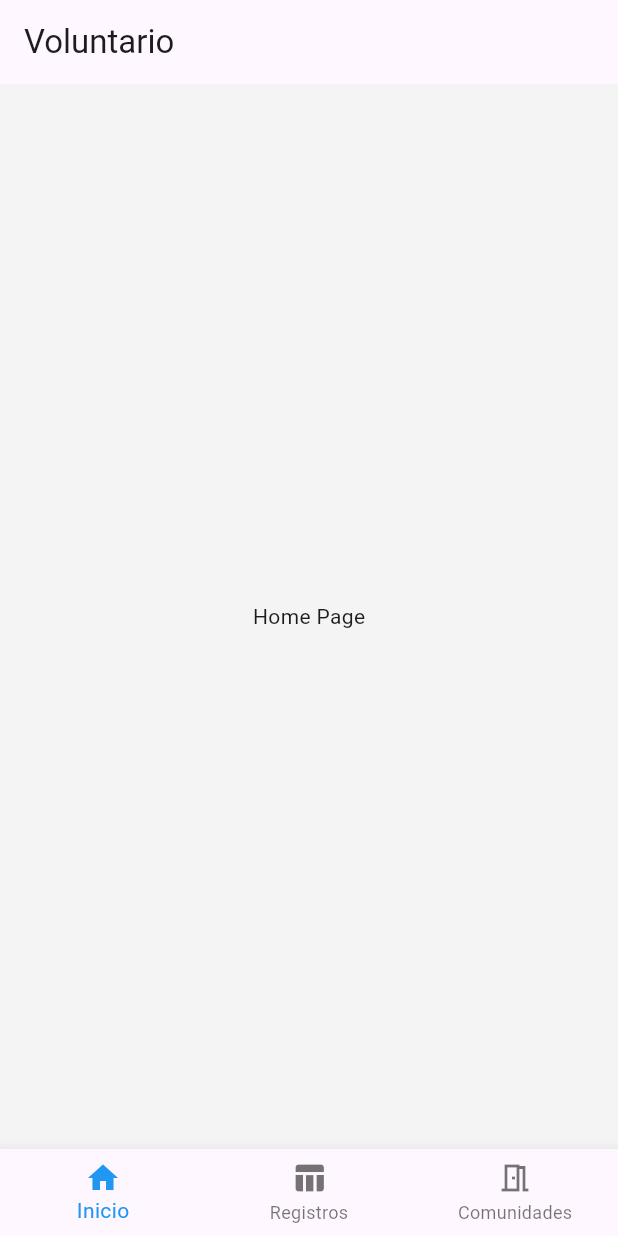
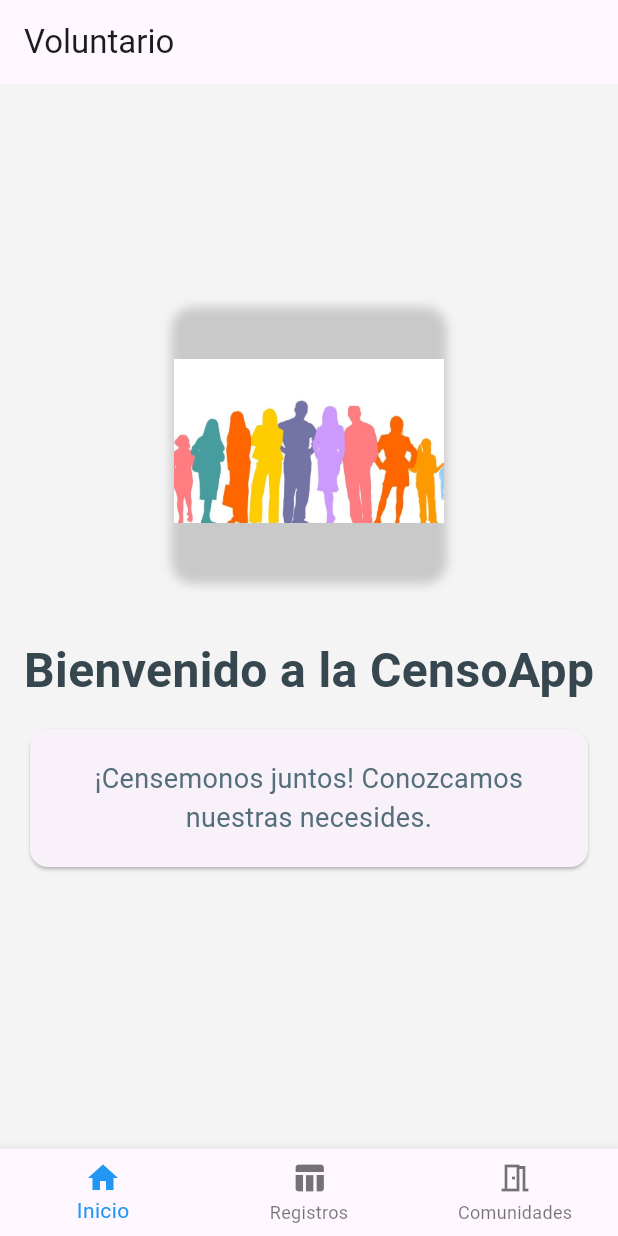
Before and after one commit to JuanFernandoMartinez/census-support-tool-app, a Flutter app: the screen it shows after launch, on a phone screen of 412 x 824 dp. Run offline on Flutter 3.47's test engine with Material 3 defaults, Android fonts, the phone set to English and light mode, and no system bars; our stand-ins replace flutter_bloc, flutter_datetime_picker_plus.

Commit message:
welcome screen styless

```diff
--- a/lib/src/screens/form_application/form_application.dart
+++ b/lib/src/screens/form_application/form_application.dart
@@ -50,7 +50,9 @@ class _FormAplicationState extends State<FormAplicationScreen> {
             backgroundColor: const Color(0xFF4FB171),
             leading: IconButton(
               icon: const Icon(Icons.arrow_back),
-              onPressed: () {},
+              onPressed: () {
+                Navigator.pop(context);
+              },
             ),
             actions: [
               IconButton(
--- a/lib/src/screens/navigation_home/navigation_home_screen.dart
+++ b/lib/src/screens/navigation_home/navigation_home_screen.dart
@@ -1,5 +1,6 @@
 import 'package:census_support_tool_app/src/screens/community_information/community_manager.dart';
 import 'package:census_support_tool_app/src/screens/registry_store/registry_screen.dart';
+import 'package:census_support_tool_app/src/screens/welcome_screen/welcome_home_screen.dart';
 import 'package:flutter/material.dart';
 
 class NavigationHome extends StatefulWidget {
@@ -25,7 +26,7 @@ class _NavigationHomeState extends State<NavigationHome> {
         index: _selectedIndex,
         children: const [
           // Your widgets for each destination
-          Center(child: Text('Home Page')),
+          WelcomeScreen(),
           RegistryScreen(),
           //Communities screen
           CommunityManager()
--- /dev/null
+++ b/lib/src/screens/welcome_screen/welcome_home_screen.dart
@@ -0,0 +1,66 @@
+import 'package:flutter/material.dart';
+
+class WelcomeScreen extends StatelessWidget {
+  const WelcomeScreen({super.key});
+
+  @override
+  Widget build(BuildContext context) {
+    return Scaffold(
+      body: Center(
+        child: Column(
+          mainAxisAlignment: MainAxisAlignment.center,
+          children: [
+            // Logo with rounded corners and shadow
+            Container(
+              decoration: BoxDecoration(
+                borderRadius: BorderRadius.circular(15), // Rounded corners
+                boxShadow: [
+                  BoxShadow(
+                    color: Colors.grey.withOpacity(0.5),
+                    spreadRadius: 2,
+                    blurRadius: 5,
+                    offset: Offset(0, 3),
+                  ),
+                ],
+              ),
+              child: ClipRRect(
+                borderRadius: BorderRadius.circular(15), // Clip the logo
+                child: Image.asset(
+                  'assets/logo.jpg',
+                  width: 180, // Slightly larger logo
+                  height: 180,
+                ),
+              ),
+            ),
+            const SizedBox(height: 40),
+            const Text(
+              'Bienvenido a la CensoApp',
+              style: TextStyle(
+                fontSize: 32,
+                fontWeight: FontWeight.bold,
+                color: Color(0xFF37474F), // Darker text for contrast
+              ),
+            ),
+            const SizedBox(height: 16),
+            // Text in a card for better visual separation
+            Card(
+              margin: const EdgeInsets.symmetric(horizontal: 20),
+              child: Padding(
+                padding: const EdgeInsets.all(20.0),
+                child: Text(
+                  '¡Censemonos juntos! Conozcamos nuestras necesides.',
+                  style: TextStyle(
+                    fontSize: 18,
+                    color: Colors.blueGrey[600], // Slightly lighter text
+                  ),
+                  textAlign: TextAlign.center,
+                ),
+              ),
+            ),
+            const SizedBox(height: 40),
+          ],
+        ),
+      ),
+    );
+  }
+}
--- a/pubspec.yaml
+++ b/pubspec.yaml
@@ -38,6 +38,7 @@ dependencies:
   flutter_datetime_picker_plus: ^2.2.0
   intl: ^0.19.0
   flutter_bloc: ^8.1.5
+  path_provider: ^2.1.3
 
 dev_dependencies:
   flutter_test:
```
Also changed, not shown: assets/logo.jpg (added), pubspec.lock, 1 other file.
